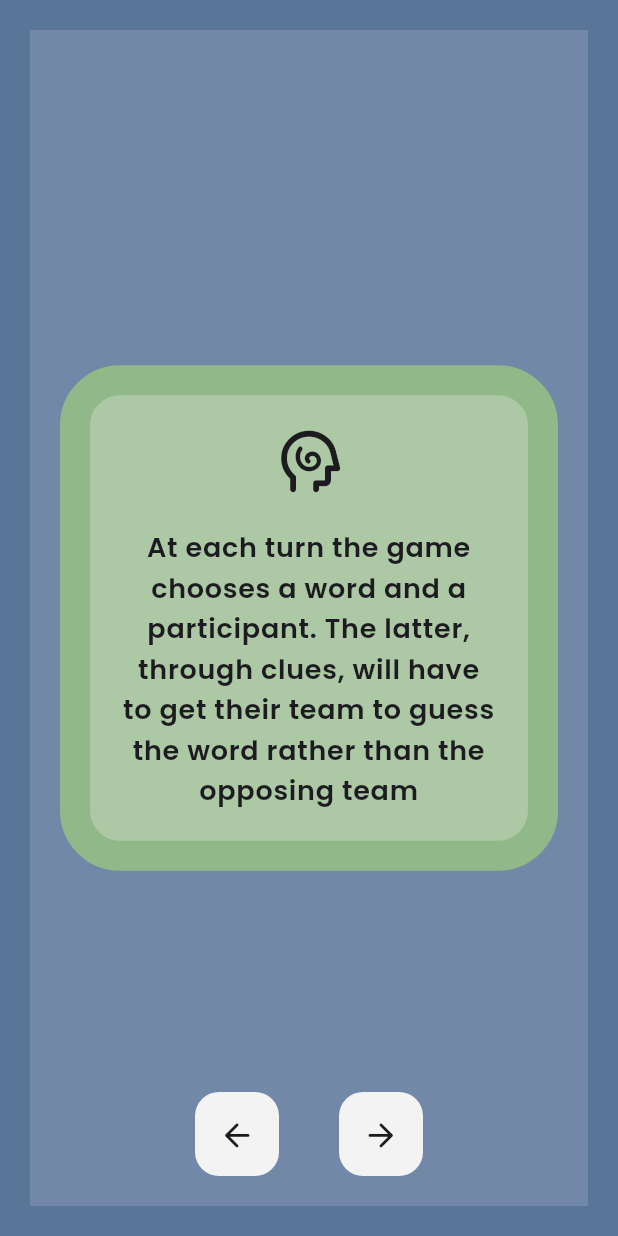
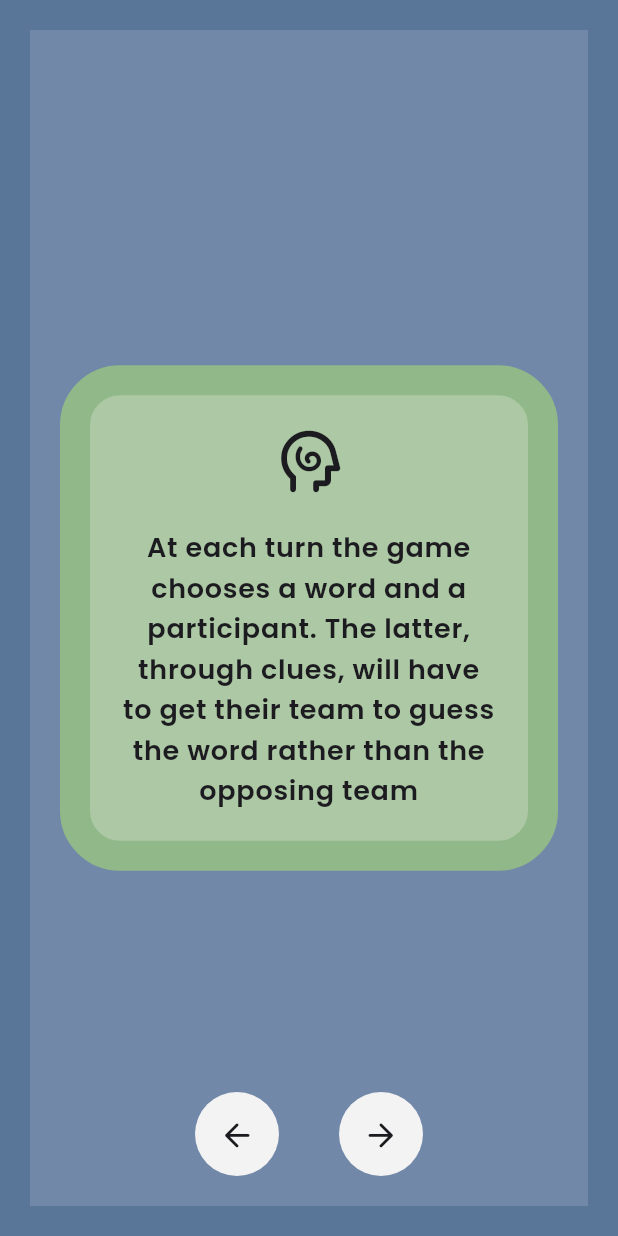
Before and after one commit to paologiua/complicity_game, a Flutter app: the SecondStepScreen screen opened by its route, on a phone screen of 412 x 824 dp. Run offline on Flutter 3.47's test engine with Material 3 defaults, Android fonts, the phone set to English and light mode, and no system bars; our stand-ins replace flutter_keyboard_visibility, flutter_svg; generated files the repository leaves out were written again; project files that could hold a hidden picture were left out.

Commit message:
Fixed CustomFloatingButton borders after flutter upgrade

```diff
--- a/lib/widgets/custom_floating_button.dart
+++ b/lib/widgets/custom_floating_button.dart
@@ -64,6 +64,7 @@ class _CustomFloatingButtonState extends State<CustomFloatingButton> {
               highlightElevation: 0,
               focusElevation: 0,
               hoverElevation: 0,
+              shape: RoundedRectangleBorder(borderRadius: BorderRadius.circular(100)),
               child: icon,
             )
           : FloatingActionButton.extended(
@@ -74,6 +75,7 @@ class _CustomFloatingButtonState extends State<CustomFloatingButton> {
               highlightElevation: 0,
               focusElevation: 0,
               hoverElevation: 0,
+              shape: RoundedRectangleBorder(borderRadius: BorderRadius.circular(100)),
               icon: icon,
               label: text!,
             ),
```
Also changed, not shown: pubspec.lock.
